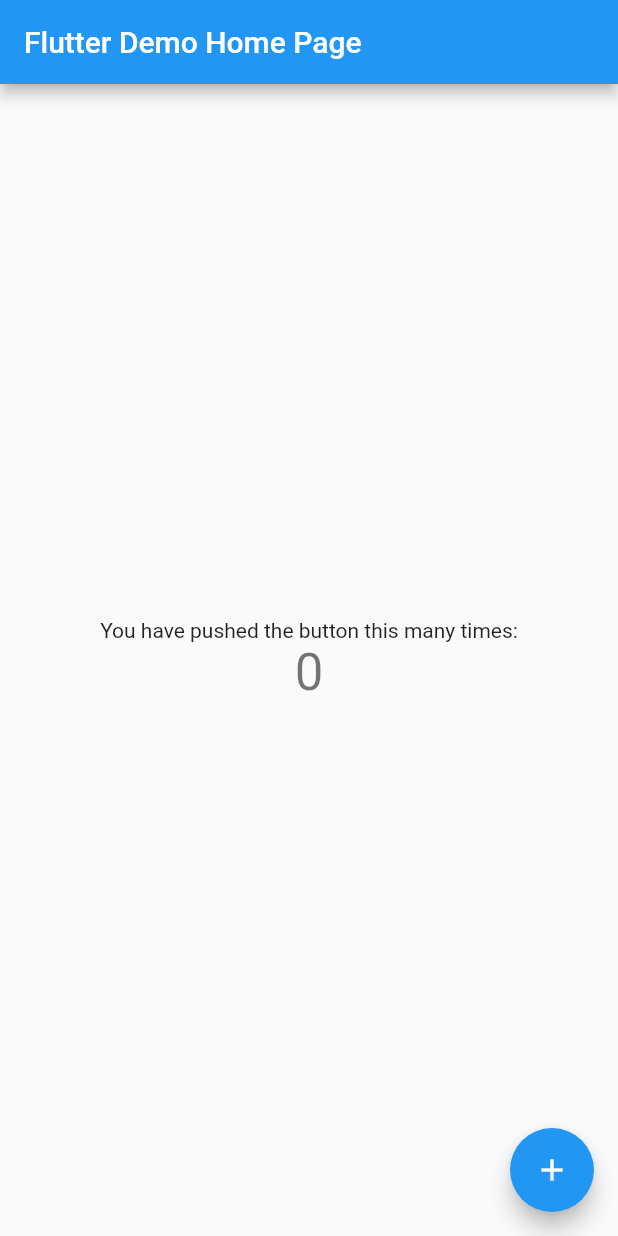
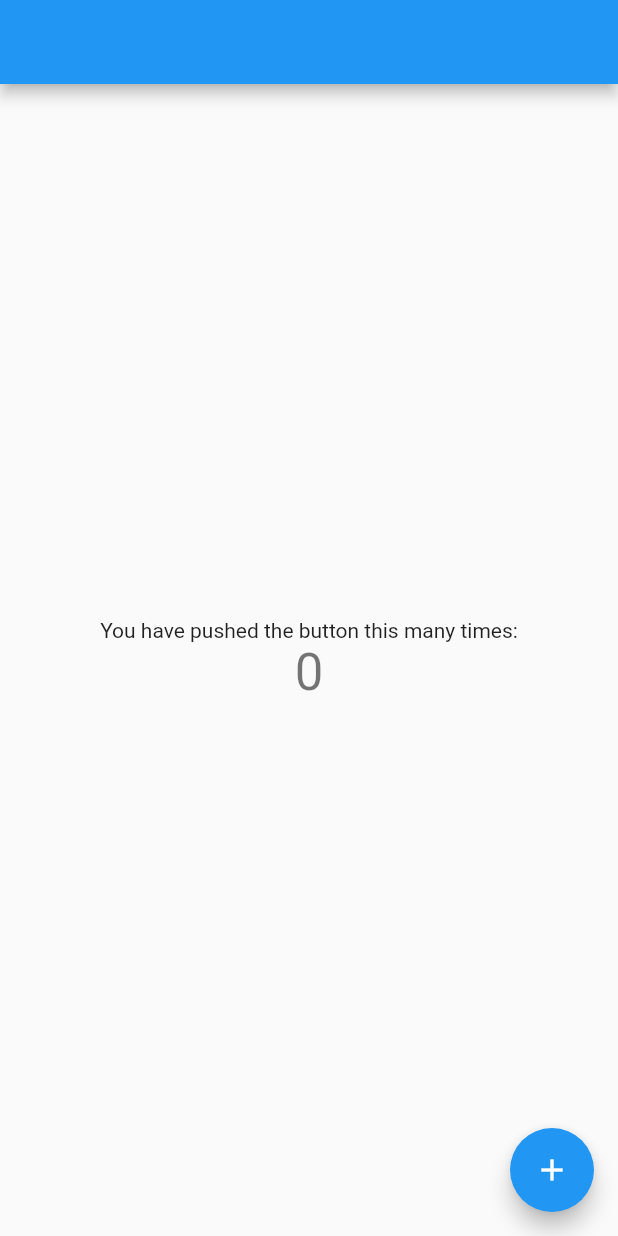
Before and after one commit to tawatchr0009/comein_web, a Flutter app: the screen it shows after launch, on a phone screen of 412 x 824 dp. Run offline on Flutter 3.47's test engine with Material 2 defaults, Android fonts, the phone set to English and light mode, and no system bars.

Commit message:
fix main-page

```diff
--- a/lib/main.dart
+++ b/lib/main.dart
@@ -22,13 +22,13 @@ class MyApp extends StatelessWidget {
         // is not restarted.
         primarySwatch: Colors.blue,
       ),
-      home: MyHomePage(title: 'Flutter Demo Home Page'),
+      home: MyHomePage(), //title: 'Flutter Demo Home Page'),
     );
   }
 }
 
 class MyHomePage extends StatefulWidget {
-  MyHomePage({Key key, this.title}) : super(key: key);
+  MyHomePage();
 
   // This widget is the home page of your application. It is stateful, meaning
   // that it has a State object (defined below) that contains fields that affect
@@ -39,7 +39,7 @@ class MyHomePage extends StatefulWidget {
   // used by the build method of the State. Fields in a Widget subclass are
   // always marked "final".
 
-  final String title;
+  //final String title;
 
   @override
   _MyHomePageState createState() => _MyHomePageState();
@@ -69,10 +69,10 @@ class _MyHomePageState extends State<MyHomePage> {
     // than having to individually change instances of widgets.
     return Scaffold(
       appBar: AppBar(
-        // Here we take the value from the MyHomePage object that was created by
-        // the App.build method, and use it to set our appbar title.
-        title: Text(widget.title),
-      ),
+          // Here we take the value from the MyHomePage object that was created by
+          // the App.build method, and use it to set our appbar title.
+          // title: Text(widget.title),
+          ),
       body: Center(
         // Center is a layout widget. It takes a single child and positions it
         // in the middle of the parent.
```
